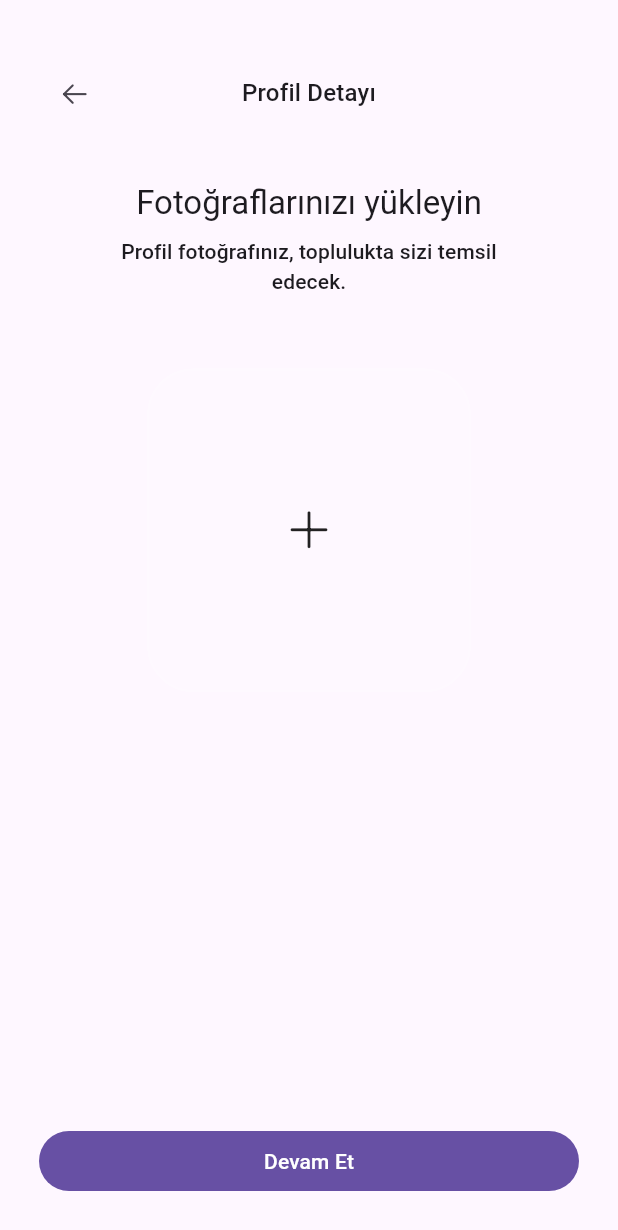
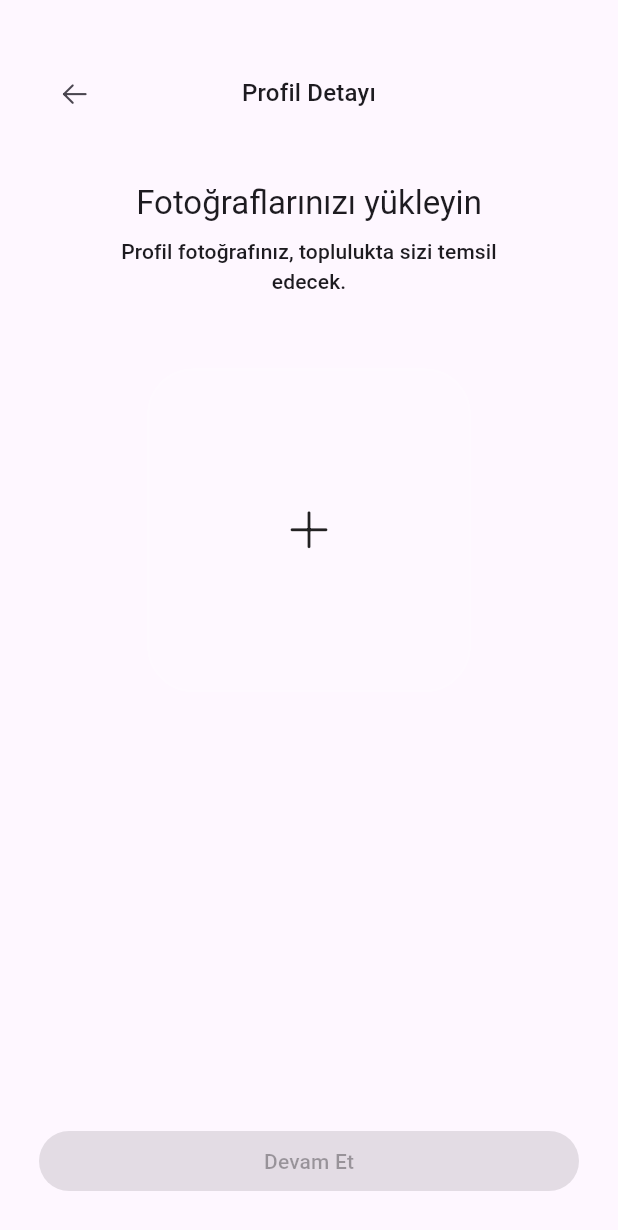
Before and after one commit to berkakkaya/nodelabs_caseapp_sinflix, a Flutter app: the AddProfilePhotoScreen screen opened directly, on a phone screen of 412 x 824 dp. Shown: the top 1230 px of the screen. Run offline on Flutter 3.47's test engine with Material 3 defaults, Android fonts, the phone set to English and light mode, and no system bars; our stand-ins replace cached_network_image, dio, equatable, flutter_bloc, get_it, google_fonts and 2 more; missing offline and left inert: flutter_inner_shadow; accounts and stored records are empty.

Commit message:
feat: integrate ProfilePicBloc for profile photo upload and state management

```diff
--- a/lib/features/add_profile_photo/presentation/views/add_profile_photo_screen.dart
+++ b/lib/features/add_profile_photo/presentation/views/add_profile_photo_screen.dart
@@ -1,9 +1,21 @@
 import "package:flutter/material.dart";
+import "package:flutter_bloc/flutter_bloc.dart";
+import "package:image_picker/image_picker.dart" as image_picker;
 import "package:nodelabs_caseapp_sinflix/core/consts/custom_icons.dart";
 import "package:nodelabs_caseapp_sinflix/core/widgets/custom_appbar.dart";
 import "package:nodelabs_caseapp_sinflix/core/widgets/flexible_row_spacer.dart";
+import "package:nodelabs_caseapp_sinflix/features/add_profile_photo/data/repositories/profile_photo_repository_impl.dart";
+import "package:nodelabs_caseapp_sinflix/features/add_profile_photo/domain/repositories/profile_photo_repository.dart";
+import "package:nodelabs_caseapp_sinflix/features/add_profile_photo/domain/usecases/pick_image_usecase.dart";
+import "package:nodelabs_caseapp_sinflix/features/add_profile_photo/presentation/bloc/profile_pic_bloc.dart";
+import "package:nodelabs_caseapp_sinflix/features/add_profile_photo/presentation/bloc/profile_pic_event.dart";
+import "package:nodelabs_caseapp_sinflix/features/add_profile_photo/presentation/bloc/profile_pic_state.dart";
 import "package:nodelabs_caseapp_sinflix/features/add_profile_photo/presentation/views/widgets/add_profile_photo_widget.dart";
-import "package:nodelabs_caseapp_sinflix/features/home_screen/presentation/views/home_screen.dart";
+import "package:nodelabs_caseapp_sinflix/features/auth/domain/repositories/user_repository.dart";
+import "package:nodelabs_caseapp_sinflix/features/auth/domain/usecases/upload_profile_photo_usecase.dart";
+import "package:nodelabs_caseapp_sinflix/features/auth/presentation/bloc/auth/auth_bloc.dart";
+import "package:nodelabs_caseapp_sinflix/features/auth/presentation/bloc/auth/auth_event.dart"
+    show UserDataReloadReqEvent;
 
 class AddProfilePhotoScreen extends StatefulWidget {
   const AddProfilePhotoScreen({super.key});
@@ -17,7 +29,9 @@ class _AddProfilePhotoScreenState extends State<AddProfilePhotoScreen> {
   Widget build(BuildContext context) {
     final textTheme = Theme.of(context).textTheme;
 
-    return Scaffold(
+    return BlocProvider(
+      create: (context) => _createProfilePicBloc(context),
+      child: Scaffold(
         body: SafeArea(
           child: Padding(
             padding: EdgeInsets.only(top: 38, left: 26, right: 26, bottom: 26),
@@ -44,27 +58,101 @@ class _AddProfilePhotoScreenState extends State<AddProfilePhotoScreen> {
                 SizedBox(height: 47.67),
                 FlexibleRowSpacer(
                   childFlex: 3,
-                child: AddProfilePhotoWidget(
-                  onTap: () {},
-                  child: Icon(CustomIcons.plus, size: 26),
+                  child: BlocBuilder<ProfilePicBloc, ProfilePicState>(
+                    builder: (context, state) {
+                      final bloc = context.read<ProfilePicBloc>();
+
+                      return AddProfilePhotoWidget(
+                        onTap: state is! ProfilePicUploadingState
+                            ? () => bloc.add(RequestPicFromSystemEvent())
+                            : null,
+                        child: state is FilledProfilePicState
+                            ? Image.memory(state.bytes, fit: BoxFit.cover)
+                            : Icon(CustomIcons.plus, size: 26),
+                      );
+                    },
                   ),
                 ),
                 Spacer(),
-              FilledButton(onPressed: goToHomeScreen, child: Text("Devam Et")),
+                BlocConsumer<ProfilePicBloc, ProfilePicState>(
+                  listenWhen: (previous, current) =>
+                      current is ProfilePicUploadFailedState ||
+                      current is ProfilePicUploadSuccessState,
+                  listener: _listenPicUploadStatusChanges,
+                  builder: (context, state) {
+                    final bloc = context.read<ProfilePicBloc>();
+
+                    return FilledButton(
+                      onPressed:
+                          state is FilledProfilePicState &&
+                              state is! ProfilePicUploadingState
+                          ? () => bloc.add(
+                              UploadProfilePicEvent(
+                                bytes: state.bytes,
+                                fileName: state.fileName!,
+                                mimeType: state.mimeType!,
+                              ),
+                            )
+                          : null,
+                      child: Text(
+                        state is ProfilePicUploadingState
+                            ? "Fotoğraf yükleniyor..."
+                            : "Devam Et",
+                      ),
+                    );
+                  },
+                ),
               ],
+            ),
           ),
         ),
       ),
     );
   }
 
-  void goToHomeScreen() {
-    // TODO: Implement proper logic for profile photo selection.
-    // This is a placeholder for the navigation logic.
+  void _listenPicUploadStatusChanges(
+    BuildContext context,
+    ProfilePicState state,
+  ) {
+    if (state is ProfilePicUploadFailedState) {
+      // Show error message on upload failure
+      ScaffoldMessenger.of(context).showSnackBar(
+        SnackBar(content: Text("Fotoğraf yüklenemedi. Lütfen tekrar deneyin.")),
+      );
 
-    Navigator.of(context).pushAndRemoveUntil(
-      MaterialPageRoute(builder: (context) => const HomeScreen()),
-      (route) => false,
+      return;
+    }
+
+    if (state is ProfilePicUploadSuccessState) {
+      // Show success message and navigate back on successful upload
+      ScaffoldMessenger.of(
+        context,
+      ).showSnackBar(SnackBar(content: Text("Fotoğraf başarıyla yüklendi.")));
+
+      // Request a user data reload in AuthBloc
+      final authBloc = context.read<AuthBloc>();
+      authBloc.add(UserDataReloadReqEvent());
+
+      // Navigate to the home screen or any other screen as needed
+      Navigator.of(context).pop();
+    }
+  }
+
+  ProfilePicBloc _createProfilePicBloc(BuildContext context) {
+    // NOTE: This is a workaround to get the UserRepository from the AuthBloc.
+    // We should probably refactor the code in the future to avoid this.
+    final authBloc = context.read<AuthBloc>();
+    final UserRepository userRepository =
+        authBloc.uploadProfilePhotoUseCase.repository;
+
+    final ProfilePhotoRepository profilePicRepo = ProfilePhotoRepositoryImpl(
+      userRepository: userRepository,
+      imagePicker: image_picker.ImagePicker(),
+    );
+
+    return ProfilePicBloc(
+      pickImageUseCase: PickImageUseCase(profilePicRepo),
+      uploadProfilePhotoUseCase: UploadProfilePhotoUseCase(userRepository),
     );
   }
 }
```
Lines whose indentation alone changed are shown as unchanged.
